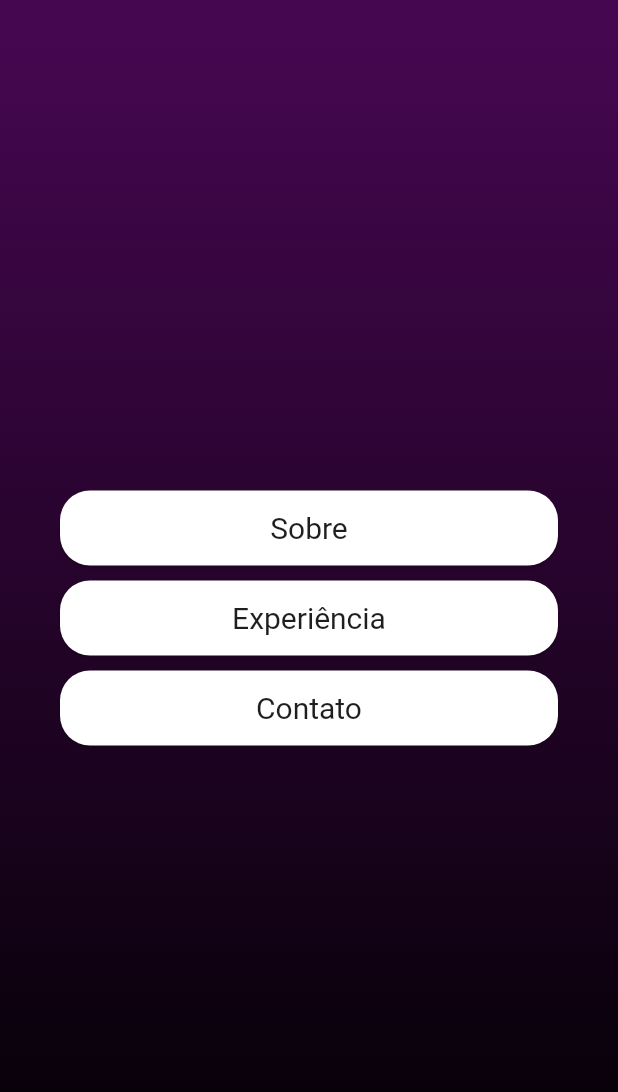
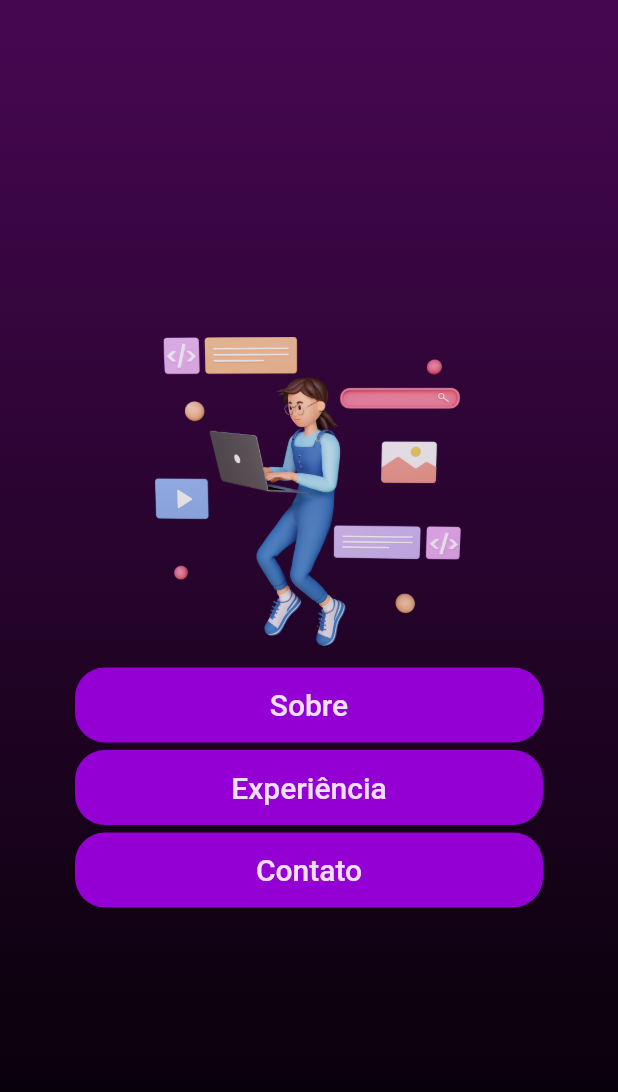
Before and after one commit to FloraRosaPupo/Portifolio, a Flutter app: the HomePage screen opened directly, after a tap on "Sobre", on a phone screen of 412 x 824 dp. Shown: the top 1092 px of the screen. Run offline on Flutter 3.47's test engine with Material 2 defaults, Android fonts, the light colour scheme and no system bars; our stand-ins replace font_awesome_flutter; project files that could hold a hidden picture were left out.

Commit message:
alterações home

```diff
--- a/lib/pages/home_page.dart
+++ b/lib/pages/home_page.dart
@@ -13,7 +13,26 @@ class HomePage extends StatefulWidget {
   State<HomePage> createState() => _HomePageState();
 }
 
-class _HomePageState extends State<HomePage> {
+class _HomePageState extends State<HomePage> with TickerProviderStateMixin {
+  late AnimationController _translationController;
+
+  // Cria um controlador de animação para o movimento vertical
+  @override
+  void initState() {
+    super.initState();
+
+    // Cria um controlador de animação para o movimento vertical
+    _translationController = AnimationController(
+      vsync: this,
+      duration: Duration(seconds: 2),
+    )..repeat(reverse: true);
+  }
+
+  void dispose() {
+    _translationController.dispose();
+    super.dispose();
+  }
+
   @override
   Widget build(BuildContext context) {
     return Scaffold(
@@ -33,10 +52,33 @@ class _HomePageState extends State<HomePage> {
         alignment: Alignment.center,
         child: Center(
           child: SingleChildScrollView(
-            padding: EdgeInsets.symmetric(horizontal: 40),
+            padding: EdgeInsets.symmetric(horizontal: 50),
             child: Column(
               crossAxisAlignment: CrossAxisAlignment.stretch,
+              mainAxisAlignment: MainAxisAlignment.spaceAround,
               children: <Widget>[
+                Center(
+                  child: AnimatedBuilder(
+                    animation: _translationController,
+                    builder: (context, child) {
+                      return Transform.translate(
+                        offset: Offset(0.0, _translationController.value * 10),
+                        child: Container(
+                          width: MediaQuery.of(context).size.width * 0.5,
+                          //height: MediaQuery.of(context).size.height * 0.5,
+                          child: Column(
+                            children: [
+                              Image.asset("assets/images/painel.png"),
+                            ],
+                          ),
+                        ),
+                      );
+                    },
+                  ),
+                ),
+                SizedBox(
+                  height: 20,
+                ),
                 ElevatedButton(
                   style: raisedButtonStyle,
                   onPressed: () {
@@ -46,7 +88,7 @@ class _HomePageState extends State<HomePage> {
                   child: Text('Sobre'),
                 ),
                 SizedBox(
-                  height: 10,
+                  height: 5,
                 ),
                 ElevatedButton(
                   style: raisedButtonStyle,
@@ -57,7 +99,7 @@ class _HomePageState extends State<HomePage> {
                   child: Text('Experiência'),
                 ),
                 SizedBox(
-                  height: 10,
+                  height: 5,
                 ),
                 ElevatedButton(
                   style: raisedButtonStyle,
--- a/lib/pages/sobre_page.dart
+++ b/lib/pages/sobre_page.dart
@@ -23,7 +23,7 @@ class _SobrePageState extends State<SobrePage> {
             child: Column(
               children: [
                 SizedBox(
-                  height: 50,
+                  height: 20,
                 ),
                 Container(
                   height: MediaQuery.of(context).size.height * 0.75,
@@ -38,8 +38,8 @@ class _SobrePageState extends State<SobrePage> {
                         CircleAvatar(
                           backgroundColor: Colors.white,
                           radius: 100,
-                          backgroundImage: NetworkImage(
-                              'https://media.licdn.com/dms/image/D4D03AQFJvFhazyMh7A/profile-displayphoto-shrink_800_800/0/1689782742132?e=1707955200&v=beta&t=_fIARIacgkwu6-ZXY0q39bsngnzZ3Vf-2BJegRZB1o8'),
+                          backgroundImage:
+                              AssetImage('assets/images/perfil.png'),
                         ),
                         SizedBox(
                           height: 10,
@@ -54,7 +54,7 @@ class _SobrePageState extends State<SobrePage> {
                               fontFamily: 'Montserrat'),
                         ),
                         Padding(
-                          padding: EdgeInsets.symmetric(horizontal: 20.0),
+                          padding: EdgeInsets.symmetric(horizontal: 25.0),
                           child: Text(
                             '    Sou graduanda em Sistemas de Informação pela Universidade Federal de Viçosa (UFV), com interesse na área do Desenvolvimento Mobile, sobretudo o front-end. Ao longo da minha trajetória, adquiri experiência em gestão de projetos, engenharia de requisitos, liderança de equipes, desenvolvimento de projetos, experiência do usuário e parcerias estratégicas, graças à minha ativa participação no Movimento Empresa Júnior (MEJ).\n    Destaco-me por ser uma pessoa comunicativa, organizada e dedicada. Estou constantemente em busca de aprimoramento, tanto nas minhas habilidades técnicas quanto interpessoais, com o objetivo de contribuir de maneira significativa para projetos inovadores e impactantes. Estou aberta a oportunidades e conexões profissionais que possam enriquecer minha trajetória no campo da tecnologia.',
                             style: TextStyle(color: Colors.white, fontSize: 20),
@@ -97,6 +97,17 @@ class _SobrePageState extends State<SobrePage> {
               ],
             ),
           ),
+          Positioned(
+            bottom: 10,
+            right: -70,
+            child: Container(
+              height: MediaQuery.of(context).size.height * 0.2,
+              width: MediaQuery.of(context).size.width * 0.5,
+              child: Image.asset(
+                'assets/images/sobre.png',
+              ),
+            ),
+          ),
         ],
       ),
     );
--- a/lib/pages/splash_page.dart
+++ b/lib/pages/splash_page.dart
@@ -1,4 +1,5 @@
 import 'package:flutter/material.dart';
+import 'package:portifolio/pages/sobre_page.dart';
 import 'home_page.dart';
 
 class SplashPage extends StatefulWidget {
--- a/lib/shared/constants.dart
+++ b/lib/shared/constants.dart
@@ -5,14 +5,14 @@ import 'package:portifolio/pages/home_page.dart';
 import 'package:portifolio/pages/sobre_page.dart';
 
 final ButtonStyle raisedButtonStyle = ElevatedButton.styleFrom(
-  onPrimary: Color.fromARGB(225, 0, 0, 0),
-  primary: Color.fromARGB(255, 255, 255, 255),
+  onPrimary: Color.fromARGB(224, 255, 255, 255),
+  primary: Color.fromARGB(255, 148, 0, 211),
   minimumSize: Size(100, 50),
   padding: EdgeInsets.symmetric(horizontal: 20),
   shape: const RoundedRectangleBorder(
     borderRadius: BorderRadius.all(Radius.circular(20)),
   ),
-  textStyle: TextStyle(fontSize: 20, fontWeight: FontWeight.w400),
+  textStyle: TextStyle(fontSize: 20, fontWeight: FontWeight.w500),
 );
 
 appBarDinamica() {
--- a/pubspec.yaml
+++ b/pubspec.yaml
@@ -69,6 +69,9 @@ flutter:
   assets:
      - assets/images/fundo.png
      - assets/images/logo.png
+     -  assets/images/perfil.png
+     -  assets/images/painel.png
+     -  assets/images/sobre.png
   #   - images/a_dot_ham.jpeg
 
   # An image asset can refer to one or more resolution-specific "variants", see
```
Also changed, not shown: assets/images/painel.png (added), assets/images/perfil.png (added), assets/images/sobre.png (added).
